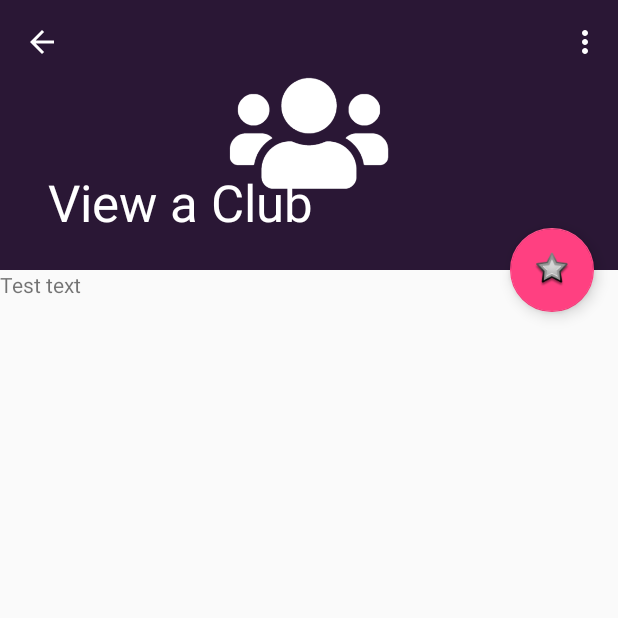
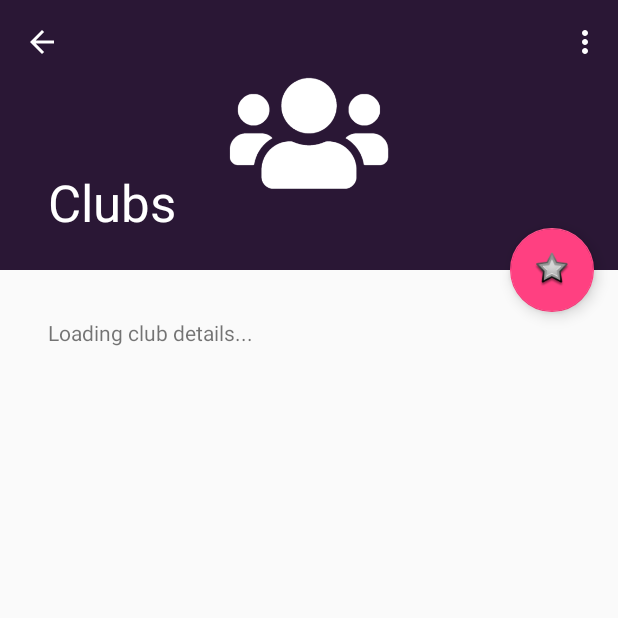
Before and after one commit to calpayne/kitkat-assignment, an Android app: the ViewClubActivity screen opened directly, with no data from a screen before it, on a phone screen of 412 x 824 dp, the top half of it. Run offline under Robolectric (Android 15) with nearby library versions, the phone set to English and light mode, and no system bars; our stand-ins replace Firebase (no records; nobody signed in at launch, a user with empty details on screens opened directly), Picasso; 3 statements that could not run were skipped.

Commit message:
Basic club data is shown on view club activity

```diff
--- a/app/src/main/AndroidManifest.xml
+++ b/app/src/main/AndroidManifest.xml
@@ -67,7 +67,6 @@
             android:screenOrientation="portrait" />
         <activity
             android:name=".clubs.ViewClubActivity"
-            android:label="@string/title_activity_view_club"
             android:screenOrientation="portrait"
             android:theme="@style/AppTheme" />
         <activity
--- a/app/src/main/java/com/kitkat/group/clubs/data/Club.java
+++ b/app/src/main/java/com/kitkat/group/clubs/data/Club.java
@@ -101,4 +101,10 @@ public class Club {
         this.timestamp.put("timestamp", timestamp.toString());
     }
 
+    @Override
+    public String toString() {
+        return "Name: " + clubName + "\n"
+                + "Description: " + clubDescription;
+    }
+
 }
--- a/app/src/main/res/layout/content_view_club.xml
+++ b/app/src/main/res/layout/content_view_club.xml
@@ -12,6 +12,7 @@
         android:id="@+id/textView"
         android:layout_width="match_parent"
         android:layout_height="wrap_content"
+        android:padding="32dp"
         android:text="@string/clubDetails"
         tools:text="@string/clubDetails" />
 
--- a/app/src/main/res/menu/menu_view_club.xml
+++ b/app/src/main/res/menu/menu_view_club.xml
@@ -3,6 +3,12 @@
     xmlns:app="http://schemas.android.com/apk/res-auto"
     xmlns:tools="http://schemas.android.com/tools"
     tools:context="com.kitkat.group.clubs.clubs.ViewClubActivity" >
+
+    <item
+        android:id="@+id/action_view_members"
+        android:orderInCategory="100"
+        android:title="@string/view_members"
+        app:showAsAction="never" />
 
     <item
         android:id="@+id/action_generate_qr"
--- a/app/src/main/res/values/strings.xml
+++ b/app/src/main/res/values/strings.xml
@@ -35,8 +35,7 @@
     <string name="club_name">Club Name</string>
     <string name="club_desc">Club Description</string>
     <string name="go_back">Go Back</string>
-    <string name="title_activity_view_club">View a Club</string>
-    <string name="clubDetails">Test text</string>
+    <string name="clubDetails">Loading club details...</string>
     <string name="public_club">Public Club?</string>
     <string name="upload_image">Choose Club Logo</string>
     <string name="clubs">Clubs</string>
@@ -59,4 +58,5 @@
     <string name="navigation_drawer_close">Close Navigation Drawer</string>
     <string name="title_activity_verify_message">VerifyMessageActivity</string>
     <string name="is_a_member">Is a member</string>
+    <string name="view_members">View members</string>
 </resources>
```
Also changed, not shown: app/src/main/java/com/kitkat/group/clubs/clubs/ViewClubActivity.java (+26 -10 lines).
